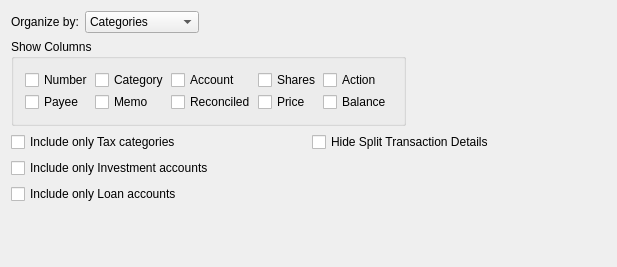
Qt form kmymoney/widgets/kmymoneyreportconfigtab3decl.ui (KDE/kmymoney) before a commit.
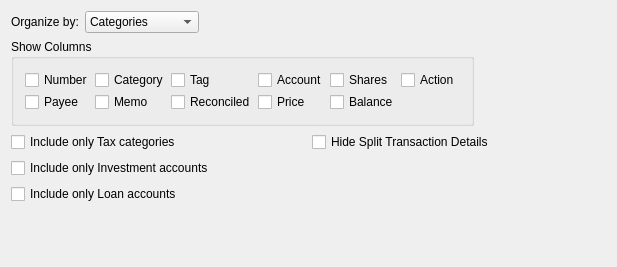
The same form after that commit. Custom widgets are drawn as their Qt base class.

What changed in the file:
```diff
--- a/kmymoney/widgets/kmymoneyreportconfigtab3decl.ui
+++ b/kmymoney/widgets/kmymoneyreportconfigtab3decl.ui
@@ -169,7 +169,7 @@
                     </attribute>
                   </widget>
                 </item>
-                <item row="0" column="3">
+                <item row="0" column="4">
                   <widget class="QCheckBox" name="m_checkShares">
                     <property name="text">
                       <string>Shares</string>
@@ -208,7 +208,7 @@
                     </attribute>
                   </widget>
                 </item>
-                <item row="0" column="2">
+                <item row="0" column="3">
                   <widget class="QCheckBox" name="m_checkAccount">
                     <property name="text">
                       <string>Account</string>
@@ -240,6 +240,25 @@
                     </attribute>
                   </widget>
                 </item>
+                <item row="0" column="2">
+                  <widget class="QCheckBox" name="m_checkTag">
+                    <property name="minimumSize">
+                      <size>
+                        <width>0</width>
+                        <height>0</height>
+                      </size>
+                    </property>
+                    <property name="text">
+                      <string>Tag</string>
+                    </property>
+                    <property name="toolTip" stdset="0">
+                      <string>&lt;p&gt;Select this option to show the Tag column&lt;/p&gt;</string>
+                    </property>
+                    <attribute name="buttonGroup">
+                      <string comment="KDE::DoNotExtract">buttonGroup1</string>
+                    </attribute>
+                  </widget>
+                </item>
                 <item row="1" column="0">
                   <widget class="QCheckBox" name="m_checkPayee">
                     <property name="minimumSize">
@@ -278,7 +297,7 @@
                     </attribute>
                   </widget>
                 </item>
-                <item row="0" column="4">
+                <item row="0" column="5">
                   <widget class="QCheckBox" name="m_checkAction">
                     <property name="text">
                       <string>Action</string>
```
Left out of the diff: 5 changed lines with no effect on the pictures.
